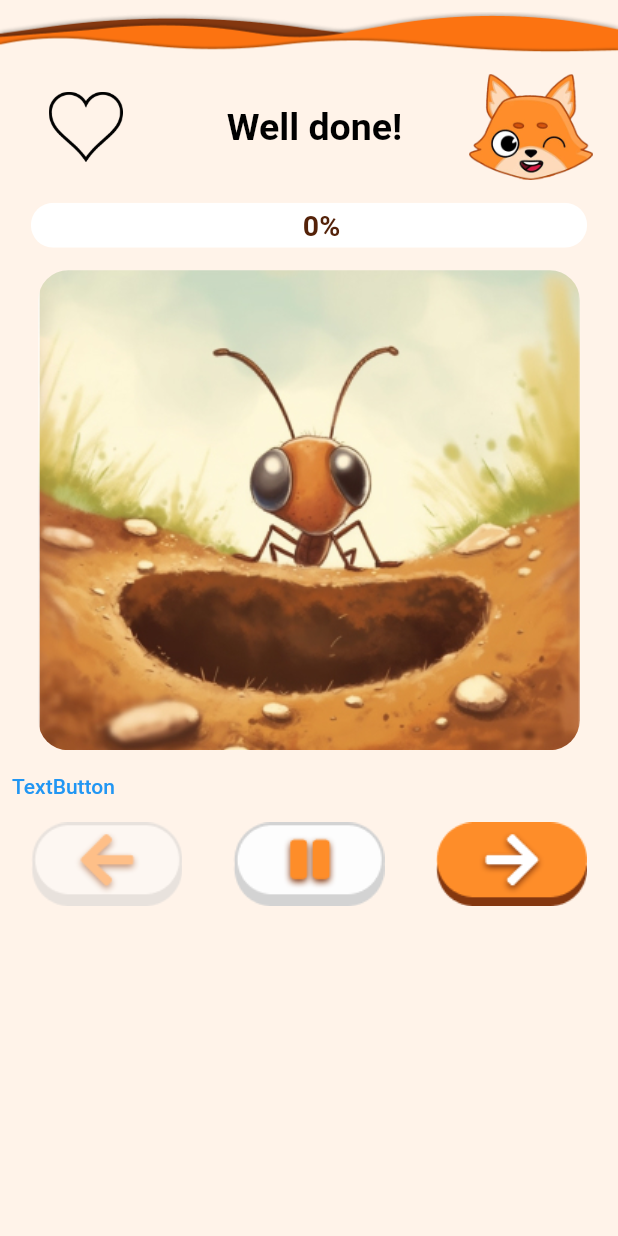
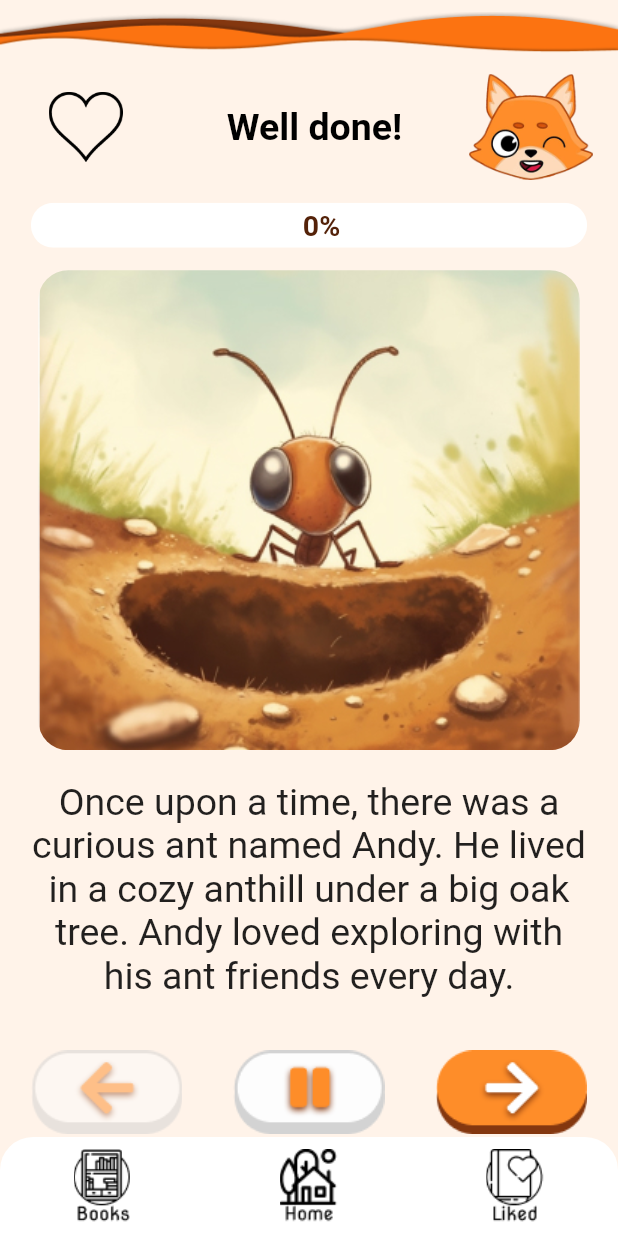
Before and after one commit to COS301-SE-2023/AI-Generated-Children-s-Stories, a Flutter app: the InsideStory screen opened by its route, on a phone screen of 412 x 824 dp. Run offline on Flutter 3.47's test engine with Material 2 defaults, Android fonts, the phone set to English and light mode, and no system bars; our stand-ins replace carousel_slider; generated files the repository leaves out were written again; Roboto replaces fonts that are missing (NotoSerif).

Commit message:
fixed inside a story navigation

```diff
--- a/lib/inside_story.dart
+++ b/lib/inside_story.dart
@@ -2,6 +2,7 @@ import 'dart:math';
 import 'package:Magic_Pages/progress_bar.dart';
 import 'package:flutter/material.dart';
 import 'package:provider/provider.dart';
+import 'navbar.dart';
 
 import 'myHeader.dart';
 
@@ -40,20 +41,30 @@ class _InsideStoryState extends State<InsideStory> {
   int storyIndex = 0;
 
   void next() {
+    if (storyIndex < widget.storyText.length - 1) {
       setState(() {
         messageIndex = Random().nextInt(widget.messages.length);
         storyIndex = storyIndex + 1;
       });
     }
+  }
+
+  void prev() {
+    if (storyIndex > 0) {
+      setState(() {
+        messageIndex = Random().nextInt(widget.messages.length);
+        storyIndex = storyIndex - 1;
+      });
+    }
+  }
 
   @override
   Widget build(BuildContext context) {
-    return ChangeNotifierProvider(
-      create: (context) => PageState(),
-      child: Scaffold(
+    return Scaffold(
         backgroundColor: Color.fromARGB(255, 255, 243, 233),
         body: SafeArea(
           //back button
+          child: SingleChildScrollView(
             child: Column(
               children: [
                 Row(
@@ -147,42 +158,115 @@ class _InsideStoryState extends State<InsideStory> {
                     ],
                   ),
                 ),
-              Row(children: [
-                TextButton(
-                  style: ButtonStyle(
-                    foregroundColor: MaterialStateProperty.all<Color>(Colors.blue),
+                SingleChildScrollView(
+                  child: Column(children: [
+                    Padding( //story text
+                      padding: const EdgeInsets.all(20.0),
+                      child:Text(
+                        widget.storyText[storyIndex],
+                        textAlign: TextAlign.center,
+                        style: const TextStyle(
+                          fontSize: 25
+                        )
+                      )
                     ),
-                  onPressed: () {
-                    next();
+                  ],)
+                ),
+
+                Column(
+              children: [
+                Padding(
+                      padding: EdgeInsets.only(bottom: 20, top: 15, left: MediaQuery.of(context).size.width * 0.05, right: MediaQuery.of(context).size.width * 0.05),
+                      child: Row(children: [
+                        GestureDetector(
+                          onTap: () => {
+                            prev()
                           },
-                  child: Text('TextButton'),
-                )
-
-              ],),
-              Padding(
-                padding: EdgeInsets.only(left: MediaQuery.of(context).size.width * 0.05, right: MediaQuery.of(context).size.width * 0.05),
-                child: Row(children: [
-                  Image.asset(
+                          child: Image.asset(
                             'assets/images/back.png'
                           ),
+                        ),
+
                         Spacer(),
                         Image.asset(
                           'assets/images/pause.png'
                         ),
                         Spacer(),
-                  Image.asset(
+
+                        GestureDetector(
+                          onTap: () => {
+                            next()
+                          },
+                          child: Image.asset(
                             'assets/images/forward.png'
+                          )
+                        )
+                        ,
+                      ],),
                     ),
-                ],),
+              ],
             )
               ]
+            ),
+
           )
-        )
-      )
+        ),
+
+        bottomNavigationBar: NavbarWidget(),
+
     );
+
+
   }
 }
 
 class PageState extends ChangeNotifier {
 
 }
+
+/*
+
+bottomNavigationBar: Column(
+          children: [
+            Row(
+              children: [
+                Padding(
+                  padding: EdgeInsets.only(bottom: 20, top: 15, left: MediaQuery.of(context).size.width * 0.05, right: MediaQuery.of(context).size.width * 0.05),
+                  child: Row(children: [
+                    GestureDetector(
+                      onTap: () => {
+                        prev()
+                      },
+                      child: Image.asset(
+                        'assets/images/back.png'
+                      ),
+                    ),
+
+                    Spacer(),
+                    Image.asset(
+                      'assets/images/pause.png'
+                    ),
+                    Spacer(),
+
+                    GestureDetector(
+                      onTap: () => {
+                        next()
+                      },
+                      child: Image.asset(
+                        'assets/images/forward.png'
+                      )
+                    )
+                    ,
+                  ],),
+                )
+              ],
+            ),
+            Row(
+              children: [
+                NavbarWidget()
+              ],
+            )
+        ],
+      )
+
+*/
--- a/lib/main.dart
+++ b/lib/main.dart
@@ -30,7 +30,7 @@ class MyApp extends StatelessWidget {
       theme: ThemeData(
         primarySwatch: Colors.blue,
       ),
-      home: InsideStory(),
+      home: Home(),
       routes: {
         '/login': (context) => LoginPage(),
         '/storyList': (context) => StoryList(),
```
Lines whose indentation alone changed are shown as unchanged.
